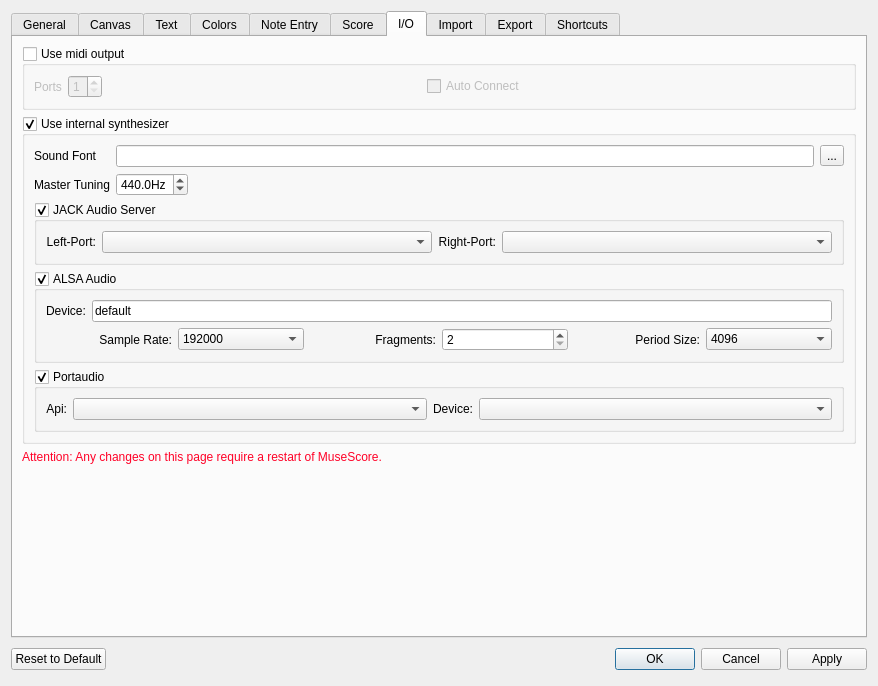
Above: mscore/mscore/prefsdialog.ui from musescore/musescore-old before the change. Below: the same form after it.
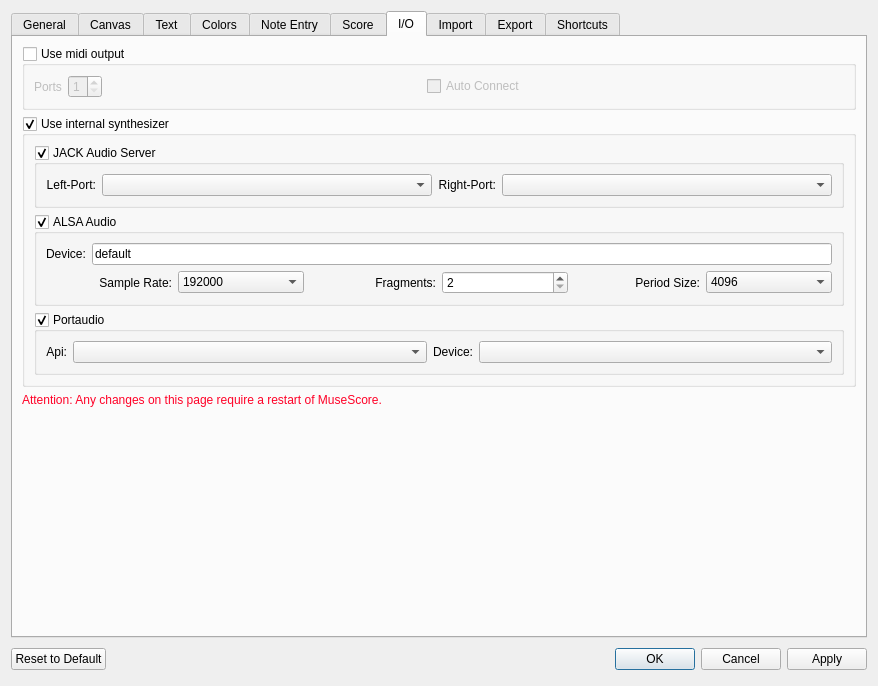
That is the form after the change. Icons and pictures are not drawn. Custom widgets are drawn as their Qt base class.

What changed in the file:
```diff
--- a/mscore/mscore/prefsdialog.ui
+++ b/mscore/mscore/prefsdialog.ui
@@ -1616,73 +1616,6 @@
           <bool>true</bool>
          </property>
          <layout class="QVBoxLayout">
-          <item>
-           <layout class="QGridLayout" name="gridLayout_4">
-            <item row="0" column="0">
-             <widget class="QLabel" name="label_8">
-              <property name="text">
-               <string>Sound Font</string>
-              </property>
-              <property name="textFormat">
-               <enum>Qt::PlainText</enum>
-              </property>
-             </widget>
-            </item>
-            <item row="0" column="1" colspan="2">
-             <widget class="QLineEdit" name="soundFont"/>
-            </item>
-            <item row="0" column="3">
-             <widget class="QToolButton" name="sfButton">
-              <property name="text">
-               <string>...</string>
-              </property>
-              <property name="icon">
-               <iconset resource="mscore.qrc">
-                <normaloff>:/data/fileopen.svg</normaloff>:/data/fileopen.svg</iconset>
-              </property>
-             </widget>
-            </item>
-            <item row="1" column="0">
-             <widget class="QLabel" name="label_39">
-              <property name="text">
-               <string>Master Tuning</string>
-              </property>
-             </widget>
-            </item>
-            <item row="1" column="2">
-             <spacer name="horizontalSpacer_5">
-              <property name="orientation">
-               <enum>Qt::Horizontal</enum>
-              </property>
-              <property name="sizeHint" stdset="0">
-               <size>
-                <width>40</width>
-                <height>20</height>
-               </size>
-              </property>
-             </spacer>
-            </item>
-            <item row="1" column="1">
-             <widget class="QDoubleSpinBox" name="masterTuning">
-              <property name="suffix">
-               <string extracomment="Frequency Herz">Hz</string>
-              </property>
-              <property name="decimals">
-               <number>1</number>
-              </property>
-              <property name="minimum">
-               <double>300.000000000000000</double>
-              </property>
-              <property name="maximum">
-               <double>600.000000000000000</double>
-              </property>
-              <property name="value">
-               <double>440.000000000000000</double>
-              </property>
-             </widget>
-            </item>
-           </layout>
-          </item>
           <item>
            <widget class="QGroupBox" name="jackDriver">
             <property name="title">
```
